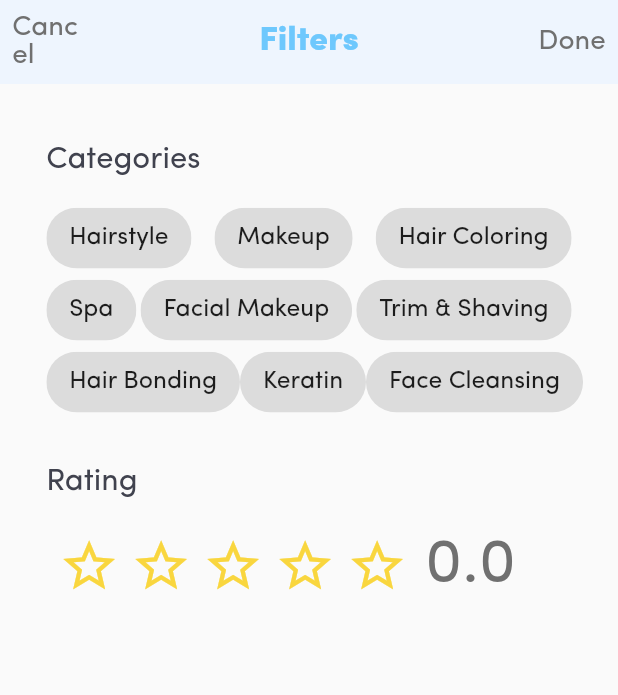
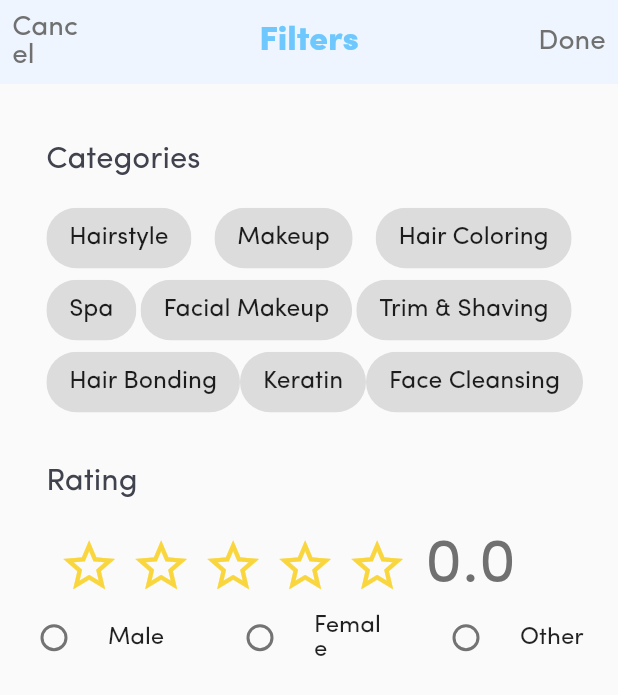
Before and after one commit to owaisalimemon/saloonmobileapp, a Flutter app: the screen it shows after launch, on a phone screen of 412 x 824 dp. Shown: the top 695 px of the screen. Run offline on Flutter 3.47's test engine with Material 2 defaults, Android fonts, the phone set to English and light mode, and no system bars; our stand-ins replace country_code_picker, flutter_riverpod, google_maps_flutter, pin_code_fields, toggle_switch; missing offline and left inert: ars_dialog.

Commit message:
home screen all with map and list doen jst filter and search with radio button

```diff
--- a/lib/UI/customer/filterscreen.dart
+++ b/lib/UI/customer/filterscreen.dart
@@ -1,5 +1,6 @@
 import 'package:flutter/material.dart';
 import 'package:flutter_riverpod/flutter_riverpod.dart';
+
 import 'package:saloonmobileapp/UI/customer/widgets/filtechipcustom.dart';
 import 'package:saloonmobileapp/UI/customer/widgets/starrating.dart';
 import 'package:saloonmobileapp/controller/searchmapcontroller.dart';
@@ -13,6 +14,8 @@ class FilterScreen extends ConsumerWidget {
     var controller = watch(getsearchmap);
     double height = MediaQuery.of(context).size.height;
     double width = MediaQuery.of(context).size.width;
+
+    List<String> status = ["Male", "Female", "Other"];
     return Scaffold(
         appBar: AppBar(
           elevation: 0,
@@ -236,10 +239,55 @@ class FilterScreen extends ConsumerWidget {
                     )
                   ],
                 ),
-            )
+              ),
+              Row(
+                children: <Widget>[
+                  Expanded(
+                    flex: 1,
+                    child: RadioListTile(
+                      value: 0,
+                      groupValue: controller.groupValue,
+                      title: Text("Male"),
+                      onChanged: (newValue) {
+                        controller.groupValue = int.parse(newValue.toString());
+                        controller.notifyListeners();
+                      },
+                      activeColor: ColorsX.blue_text_color,
+                      selected: false,
+                    ),
+                  ),
+                  Expanded(
+                    flex: 1,
+                    child: RadioListTile(
+                      value: 1,
+                      groupValue: controller.groupValue,
+                      title: Text("Female"),
+                      onChanged: (newValue) {
+                        controller.groupValue = int.parse(newValue.toString());
+                        controller.notifyListeners();
+                      },
+                      activeColor: ColorsX.blue_text_color,
+                      selected: false,
+                    ),
+                  ),
+                  Expanded(
+                    flex: 1,
+                    child: RadioListTile(
+                      value: 2,
+                      groupValue: controller.groupValue,
+                      title: Text("Other"),
+                      onChanged: (newValue) {
+                        controller.groupValue = int.parse(newValue.toString());
+                        controller.notifyListeners();
+                      },
+                      activeColor: ColorsX.blue_text_color,
+                      selected: false,
+                    ),
+                  ),
                 ],
               ),
+            ],
           ),
-    );
+        ));
   }
 }
--- a/lib/controller/searchmapcontroller.dart
+++ b/lib/controller/searchmapcontroller.dart
@@ -17,6 +17,7 @@ class SearchMapController extends ChangeNotifier {
   int checktoggle = 0;
 
   int rating = 0;
+  int groupValue = -1;
 
   bool hairstylefilterselected = false;
   bool makeupfilterselected = false;
--- a/pubspec.yaml
+++ b/pubspec.yaml
@@ -40,6 +40,7 @@ dependencies:
   country_code_picker: ^2.0.0
   toggle_switch: ^1.4.0
   google_maps_flutter: ^2.1.1
+
 
   pin_code_fields: ^7.3.0
 
```
Lines whose indentation alone changed are shown as unchanged.
